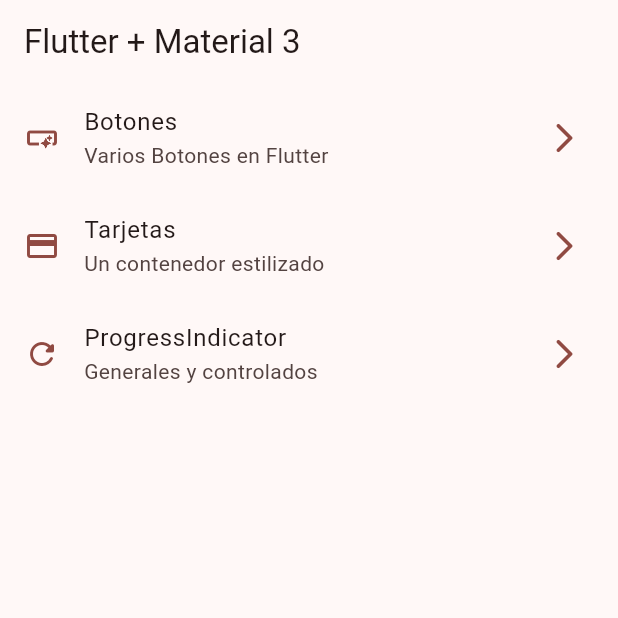
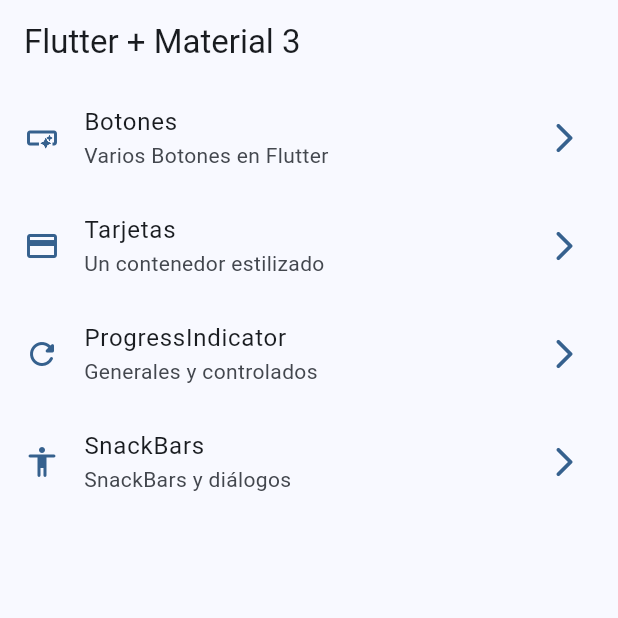
Before and after one commit to javierlobato/widgetapp, a Flutter app: the screen it shows after launch, on a phone screen of 412 x 824 dp, the top half of it. Run offline on Flutter 3.47's test engine with Material 3 defaults, Android fonts, the phone set to English and light mode, and no system bars; our stand-ins replace go_router.

Commit message:
Snackbars and Dialogs finished.

```diff
--- a/lib/config/menu/menu_items.dart
+++ b/lib/config/menu/menu_items.dart
@@ -34,5 +34,12 @@
     subTitle: 'Generales y controlados',
     link: '/progress',
     icon: Icons.refresh_rounded,
+    ),
+
+    MenuItems(
+    title: 'SnackBars',
+    subTitle: 'SnackBars y diálogos',
+    link: '/snackbars',
+    icon: Icons.accessibility_rounded,
     )
 ];
--- a/lib/config/router/app_router.dart
+++ b/lib/config/router/app_router.dart
@@ -31,6 +31,12 @@
       path: '/progress',
       name: ProgressScreen.name,
       builder: (context, state) => const ProgressScreen()
+    ),
+
+    GoRoute(
+      path: '/snackbars',
+      name: SnackbarScreen.name,
+      builder: (context, state) => const SnackbarScreen()
     )
   ]
 
--- a/lib/main.dart
+++ b/lib/main.dart
@@ -14,9 +14,10 @@
   @override
   Widget build(BuildContext context) {
     return MaterialApp.router(
+      title: 'Flutter Widgets',
       routerConfig: appRouter,
       debugShowCheckedModeBanner: false,
-      theme: AppTheme(selectedColor: 0).getTheme(),
+      theme: AppTheme(selectedColor: 1).getTheme(),
     );
   }
 }
```
Also changed, not shown: lib/presentation/screens/snackbar/snackbar_screen.dart (+56 -2 lines).
